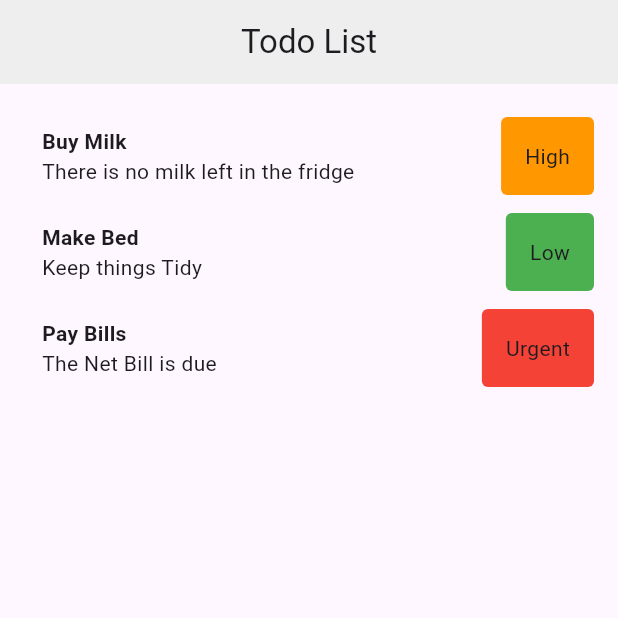
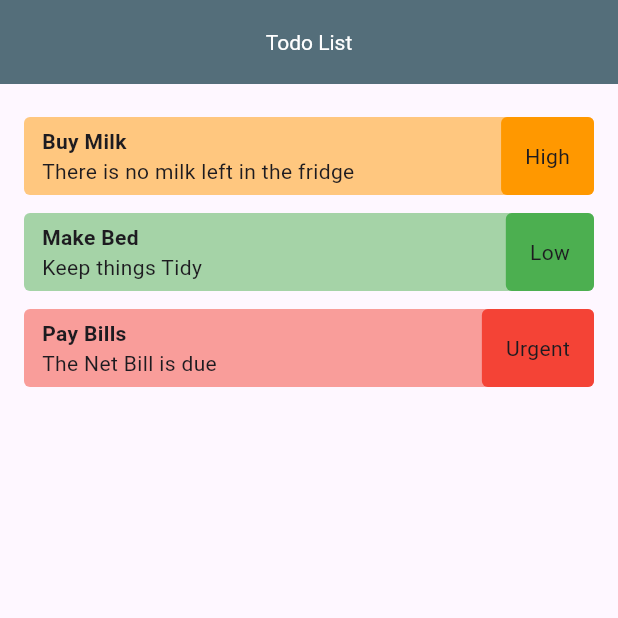
Before and after one commit to kahoragachau/flutter_todo_list, a Flutter app: the screen it shows after launch, on a phone screen of 412 x 824 dp, the top half of it. Run offline on Flutter 3.47's test engine with Material 3 defaults, Android fonts, the phone set to English and light mode, and no system bars.

Commit message:
chore: Fix a typo

```diff
--- a/lib/home.dart
+++ b/lib/home.dart
@@ -36,8 +36,9 @@ class _HomeState extends State<Home> {
     return Scaffold(
       appBar: AppBar(
         title: const Text("Todo List"),
+        titleTextStyle: const TextStyle(color: Colors.white),
         centerTitle: true,
-        backgroundColor: Colors.grey[200],
+        backgroundColor: Colors.blueGrey[600],
       ),
       body: Padding(
         padding: const EdgeInsets.all(16),
--- a/lib/todo_list.dart
+++ b/lib/todo_list.dart
@@ -21,7 +21,7 @@ class _TodoListState extends State<TodoList> {
           child: Container(
             decoration: BoxDecoration(
               borderRadius: BorderRadius.circular(4),
-              color: widget.todos[index].priority.color.withOpacity(0/5),
+              color: widget.todos[index].priority.color.withOpacity(0.5),
             ),
             padding: const EdgeInsets.only(left: 12),
             child: Row(
```
